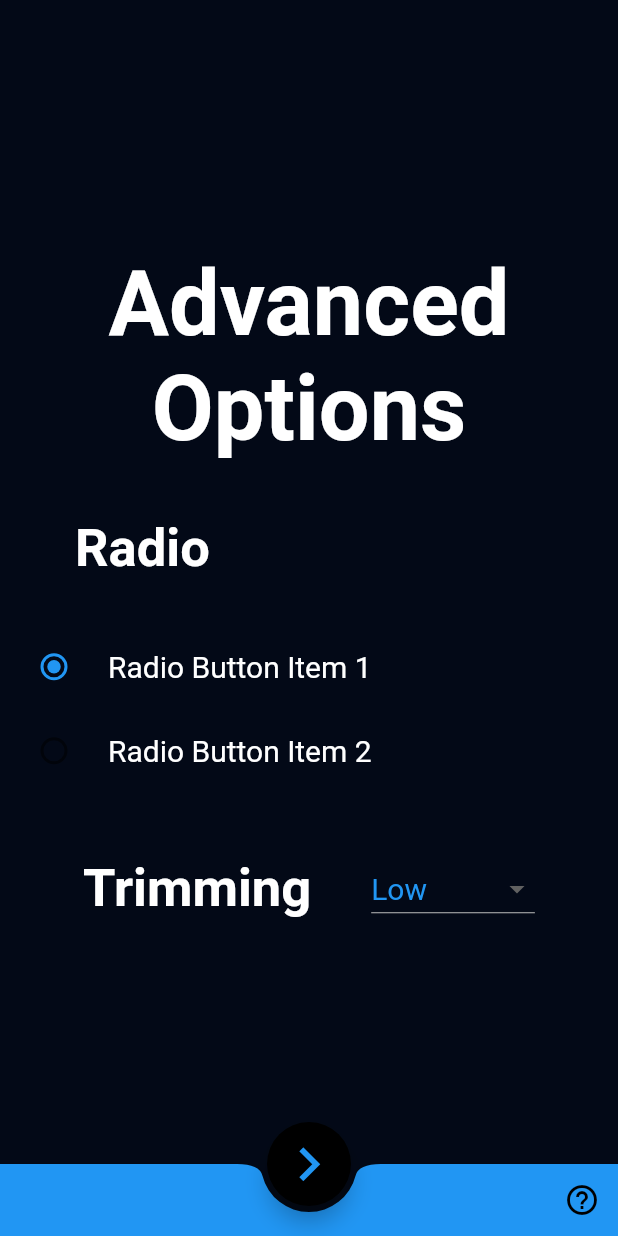
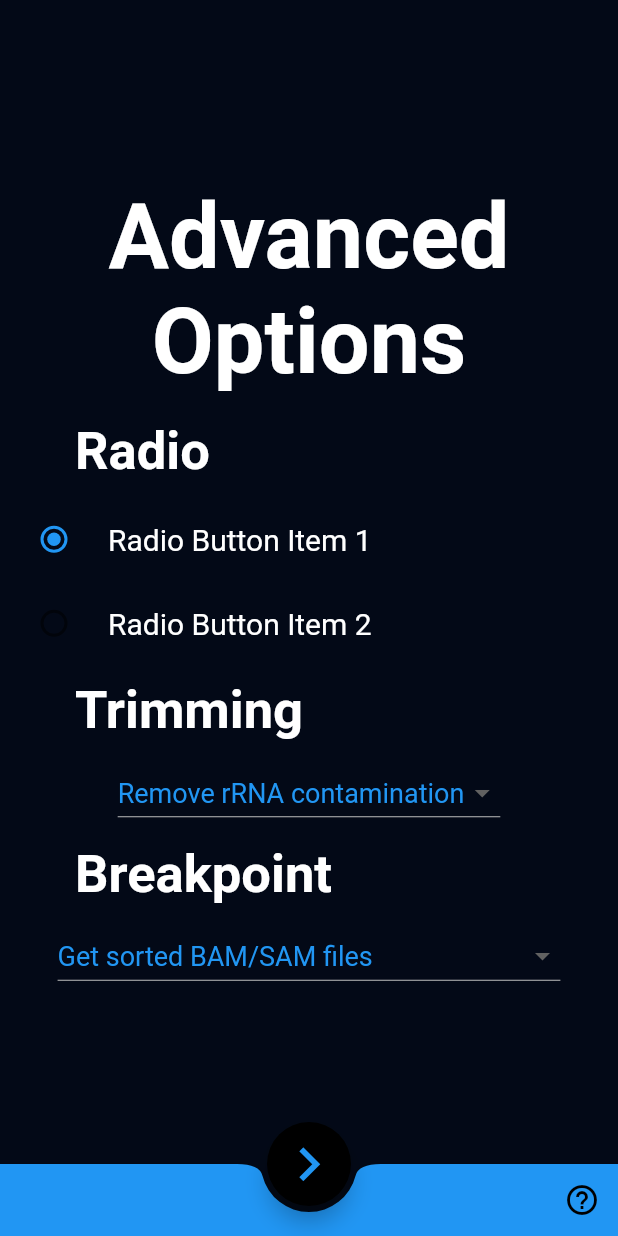
Before and after one commit to 0xAdityaSingh/TheApp, a Flutter app: the screen it shows after launch, after a tap on the "navigate next" icon, on a phone screen of 412 x 824 dp. Run offline on Flutter 3.47's test engine with Material 2 defaults, Android fonts, the phone set to English and light mode, and no system bars; our stand-ins replace permission_handler; missing offline and left inert: flutter_local_notifications_extended, ssh.

Commit message:
Advance Options

```diff
--- a/lib/advance.dart
+++ b/lib/advance.dart
@@ -3,6 +3,7 @@ import 'package:flutter/material.dart';
 import 'src/pages/_ssh.dart';
 
 String _value = "1";
+String _value2 = "1";
 Color _selectedColor=Color.fromRGBO(3, 9, 23, 1);
 class advance extends StatefulWidget {
   @override
@@ -31,41 +32,39 @@ class advanceState extends State<advance> {
                 ),
           ),
           Radiobutton(),
-          Container(height:40),
-          Center(
-
-          child: Row(
+          // Container(height:40),
+          Column(
             mainAxisAlignment: MainAxisAlignment.center,
-            children: <Widget>[Text(
+            children: <Widget>[Container(
+              alignment: Alignment.centerLeft,
+              child: Padding(
+                padding: const EdgeInsets.fromLTRB(50, 10, 0, 10),
+                child: Text(
                         "Trimming",
                         style: TextStyle(
                             color: Colors.white,
                             fontSize: 35,
                             fontWeight: FontWeight.bold),
                       ),
+              ),
+            ),
                   Container(width:40),
               Container(
                 color: _selectedColor,
                 child: DropdownButton<String>(
-                  style: TextStyle(color: Colors.blue,fontSize: 20),
+                  style: TextStyle(color: Colors.blue,fontSize: 18),
                   items: [
                     DropdownMenuItem(
                       value: "1",
                       child: Text(
-                        "Low",
+                        "Remove rRNA contamination",
 
                       ),
                     ),
                     DropdownMenuItem(
                       value: "2",
                       child: Text(
-                        "Moderate",
-                      ),
-                    ),
-                    DropdownMenuItem(
-                      value: "3",
-                      child: Text(
-                        "High",
+                        "Trim reads",
                       ),
                     ),
                   ],
@@ -73,13 +72,103 @@ class advanceState extends State<advance> {
                     setState(() {
                       _value = value;
                       print(_value);
+                      // print('HIIIIII');
+                                            if(value=="2"){
+                        showDialog(
+                    context: context,
+                    builder: (BuildContext context) => new AlertDialog(
+                          title: new Text(
+                            "Minimum Quality Score",
+                            style: TextStyle(color: Colors.blue),
+                          ),
+                          // content: new Text("XXXXXXXXX"),// enter the details to show in alert box
+                          elevation: 24,
+                          shape: RoundedRectangleBorder(
+                              borderRadius: new BorderRadius.circular(10.0)),
+                        ));
+                      }
                     });
                   },
                   value: _value,
+
                 ),
               ),
             ],
           ),
+          Column(
+            mainAxisAlignment: MainAxisAlignment.center,
+            children: <Widget>[Container(
+              alignment: Alignment.centerLeft,
+              child: Padding(
+                padding: const EdgeInsets.fromLTRB(50, 10, 0, 10),
+                child: Text(
+                        "Breakpoint",
+                        style: TextStyle(
+                            color: Colors.white,
+                            fontSize: 35,
+                            fontWeight: FontWeight.bold),
+                      ),
+              ),
+            ),
+                  Container(width:40),
+              Container(
+                color: _selectedColor,
+                child: DropdownButton<String>(
+                  style: TextStyle(color: Colors.blue,fontSize: 18),
+                  items: [
+                    DropdownMenuItem(
+                      value: "1",
+                      child: Text(
+                        "Get sorted BAM/SAM files",
+                      ),
+                    ),
+                    DropdownMenuItem(
+                      value: "2",
+                      child: Text(
+                        "Get SRA dataset",
+                      ),
+                    ),
+                    DropdownMenuItem(
+                      value: "3",
+                      child: Text(
+                        "Get fastq files",
+                      ),
+                    ),
+                    DropdownMenuItem(
+                      value: "4",
+                      child: Text(
+                        "Get reference genome and annotations",
+                      ),
+                    ),
+                    DropdownMenuItem(
+                      value: "5",
+                      child: Text(
+                        "Get alignmnet bam file",
+                      ),
+                    ),
+                    DropdownMenuItem(
+                      value: "6",
+                      child: Text(
+                        "Get sorted BAM/SAM files",
+                      ),
+                    ),
+                    DropdownMenuItem(
+                      value: "7",
+                      child: Text(
+                        "Get Count matrix",
+                      ),
+                    ),
+                  ],
+                  onChanged: (value) {
+                    setState(() {
+                      _value2 = value;
+                      print(_value2);
+                    });
+                  },
+                  value: _value2,
+                ),
+              ),
+            ],
           ),
         ],
       ),
@@ -97,6 +186,8 @@ class advanceState extends State<advance> {
               // IndexState.GEOID = _geoController.text;
               IndexState.GEOID = GEOID;
               IndexState.ENDPOINT = ENDPOINT;
+              IndexState.Value1 = _value;
+              IndexState.Value2 = _value2;
               return IndexPage();
             }),
           );
@@ -148,9 +239,10 @@ class RadioButtonWidget extends State {
         children: <Widget>[
 
             Container(
+
               alignment: Alignment.centerLeft,
               child: Padding(
-                padding: const EdgeInsets.fromLTRB(50, 30, 0, 30),
+                padding: const EdgeInsets.fromLTRB(50, 10, 0, 10),
                 child: Text(
                         "Radio",
                         style: TextStyle(
@@ -185,7 +277,24 @@ class RadioButtonWidget extends State {
 
           //  Text('$radioItem', style: TextStyle(color: Colors.white,fontSize: 20),)//printing items
 
+
         ],
     );
   }
 }
+
+
+
+// Get sorted BAM/SAM files
+// Get SRA dataset
+// Get fastq files
+// Get reference genome and annotations
+// Get alignmnet bam file
+// Get sorted BAM/SAM files
+// Get Count matrix
+
+
+
+
+// remove rRNA contamination
+// trim reads    minimum quality score
--- a/lib/src/pages/_ssh.dart
+++ b/lib/src/pages/_ssh.dart
@@ -22,6 +22,8 @@ class IndexState extends State<IndexPage> {
   final _passwordController = TextEditingController();
 
   static String GEOID = "";
+  static String Value1 = "";
+  static String Value2 = "";
   static int ENDPOINT = 2;
   bool _validateError = false;
   FlutterLocalNotificationsPlugin flutterLocalNotificationsPlugin;
```
Lines whose indentation alone changed are shown as unchanged.
